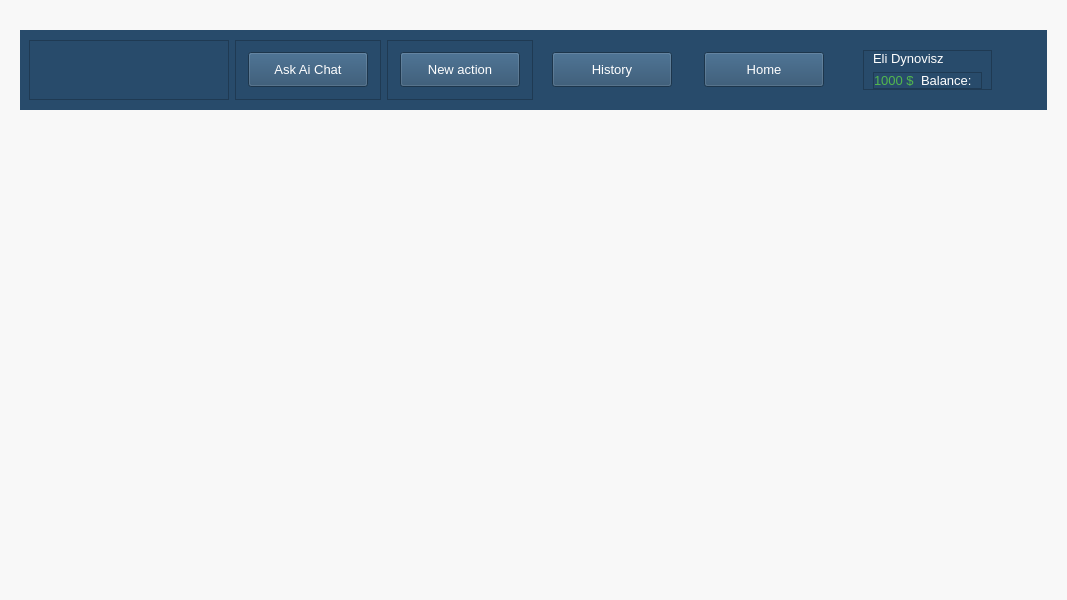
Qt form view/ui/main_window.ui (MYI26/My_Portfolio_Manager) before a commit.
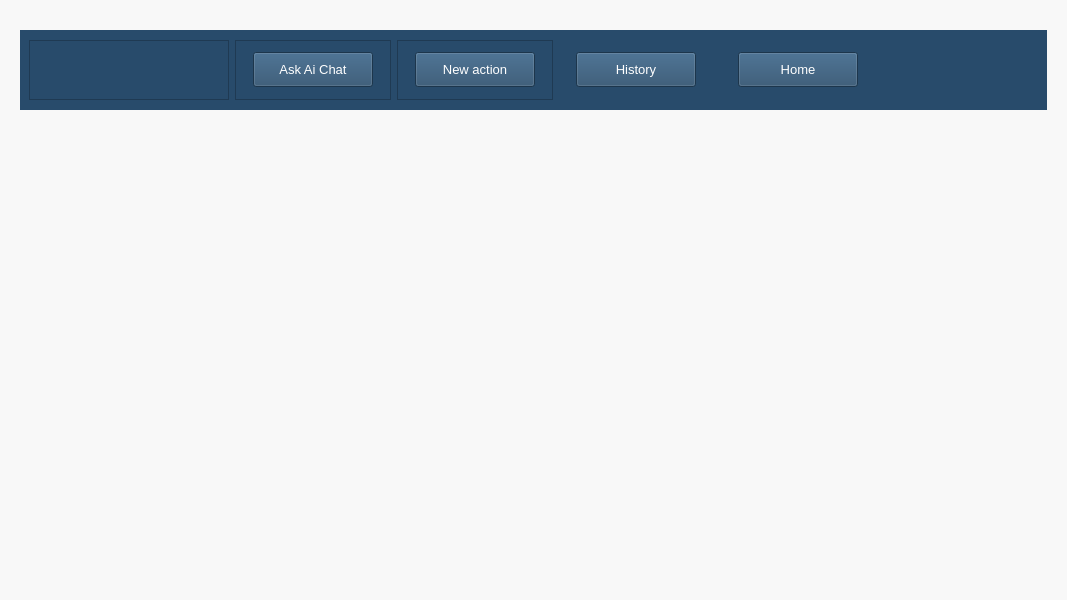
The same form after that commit. Icons and pictures are not drawn.

Commit message: Update UI layouts and text values for consistency in stock buy and sale screens

The edit to the form file:
```diff
--- a/view/ui/main_window.ui
+++ b/view/ui/main_window.ui
@@ -262,7 +262,7 @@
         </property>
         <layout class="QHBoxLayout" name="horizontalLayout_8">
          <property name="leftMargin">
-          <number>20</number>
+          <number>40</number>
          </property>
          <property name="topMargin">
           <number>0</number>
@@ -273,107 +273,6 @@
          <property name="bottomMargin">
           <number>0</number>
          </property>
-         <item alignment="Qt::AlignVCenter">
-          <widget class="QFrame" name="frame_2">
-           <property name="minimumSize">
-            <size>
-             <width>0</width>
-             <height>0</height>
-            </size>
-           </property>
-           <property name="font">
-            <font>
-             <pointsize>10</pointsize>
-            </font>
-           </property>
-           <property name="frameShape">
-            <enum>QFrame::StyledPanel</enum>
-           </property>
-           <property name="frameShadow">
-            <enum>QFrame::Raised</enum>
-           </property>
-           <layout class="QVBoxLayout" name="verticalLayout_3">
-            <property name="topMargin">
-             <number>0</number>
-            </property>
-            <property name="bottomMargin">
-             <number>0</number>
-            </property>
-            <item>
-             <widget class="QLabel" name="label_user_name">
-              <property name="font">
-               <font>
-                <pointsize>10</pointsize>
-               </font>
-              </property>
-              <property name="text">
-               <string>Eli Dynovisz</string>
-              </property>
-             </widget>
-            </item>
-            <item alignment="Qt::AlignLeft">
-             <widget class="QFrame" name="frame_balance">
-              <property name="minimumSize">
-               <size>
-                <width>0</width>
-                <height>0</height>
-               </size>
-              </property>
-              <property name="frameShape">
-               <enum>QFrame::StyledPanel</enum>
-              </property>
-              <property name="frameShadow">
-               <enum>QFrame::Raised</enum>
-              </property>
-              <layout class="QHBoxLayout" name="horizontalLayout_2">
-               <property name="leftMargin">
-                <number>0</number>
-               </property>
-               <property name="topMargin">
-                <number>0</number>
-               </property>
-               <property name="bottomMargin">
-                <number>0</number>
-               </property>
-               <item>
-                <widget class="QLabel" name="label_balabce_val">
-                 <property name="font">
-                  <font>
-                   <pointsize>10</pointsize>
-                  </font>
-                 </property>
-                 <property name="styleSheet">
-                  <string notr="true">color: rgb(82, 183, 77);</string>
-                 </property>
-                 <property name="text">
-                  <string>1000 $</string>
-                 </property>
-                </widget>
-               </item>
-               <item>
-                <widget class="QLabel" name="label_balance_name">
-                 <property name="maximumSize">
-                  <size>
-                   <width>16777215</width>
-                   <height>16777215</height>
-                  </size>
-                 </property>
-                 <property name="font">
-                  <font>
-                   <pointsize>10</pointsize>
-                  </font>
-                 </property>
-                 <property name="text">
-                  <string>Balance:</string>
-                 </property>
-                </widget>
-               </item>
-              </layout>
-             </widget>
-            </item>
-           </layout>
-          </widget>
-         </item>
          <item>
           <widget class="QFrame" name="frame">
            <property name="maximumSize">
```
The commit also changes 5 other files.
